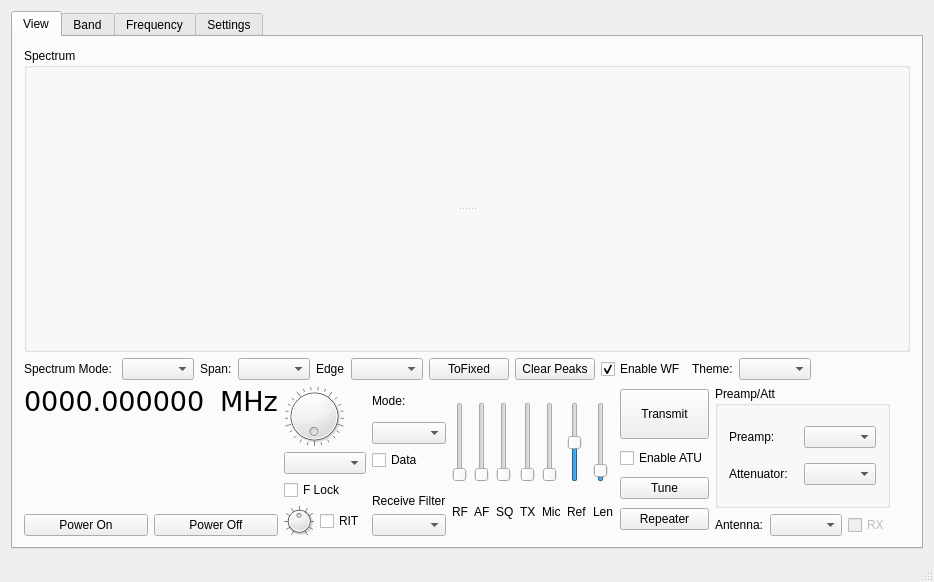
The window that wfmain.ui (adecarolis/wfweb) describes before a commit, drawn with Qt 5.
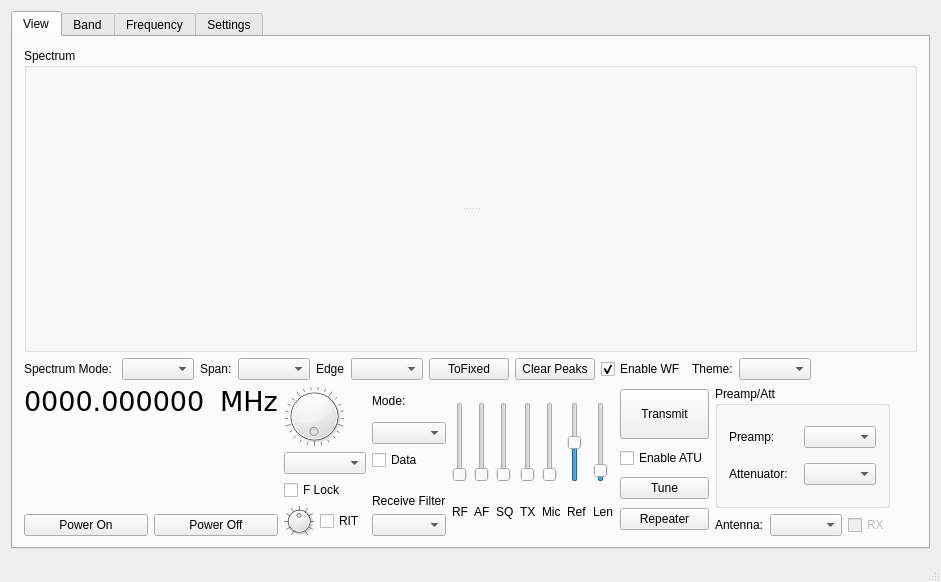
The same window after the commit. The open tabs and pages were chosen to show the change. Custom widgets are drawn as their Qt base class.

```diff
--- a/wfmain.ui
+++ b/wfmain.ui
@@ -6,7 +6,7 @@
    <rect>
     <x>0</x>
     <y>0</y>
-    <width>934</width>
+    <width>941</width>
     <height>582</height>
    </rect>
   </property>
```
Left out of the diff: 6 changed lines with no effect on the pictures.
